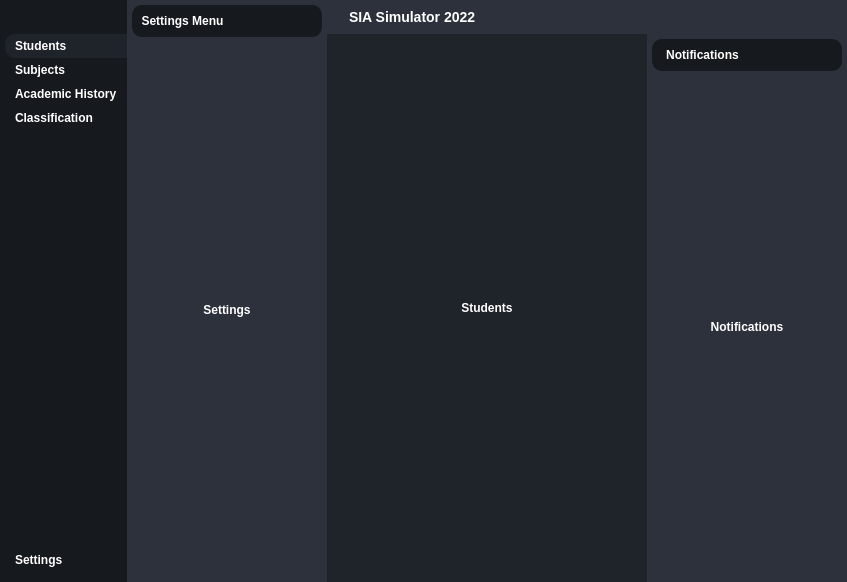
First picture: the form in res/interface.ui, repository crisleoc/un_poo_project, before the edit.
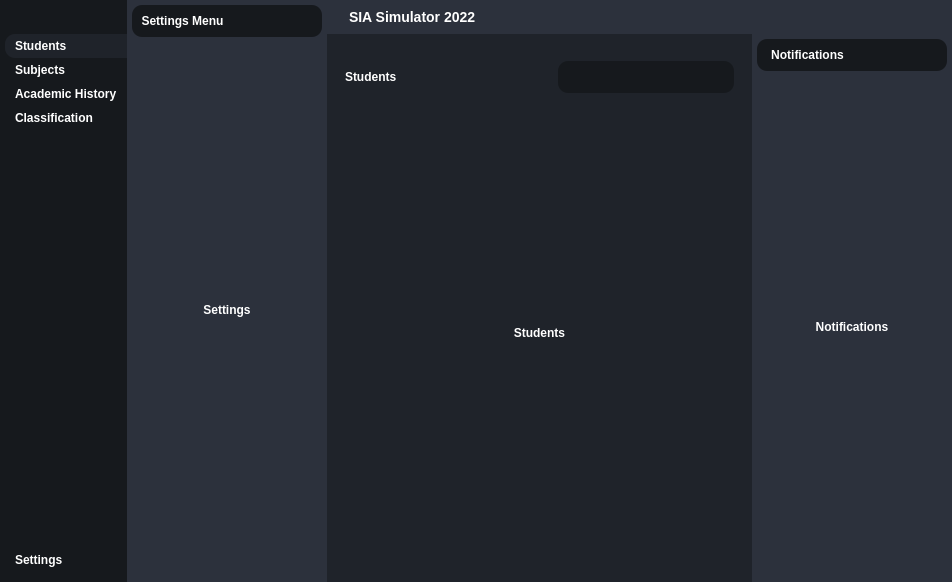
Second picture: the form after the edit. The open tabs and pages were chosen to show the change. Icons and pictures are not drawn.

Commit message: Nuevos cambios a la gui

Patch:
```diff
--- a/res/interface.ui
+++ b/res/interface.ui
@@ -6,7 +6,7 @@
    <rect>
     <x>0</x>
     <y>0</y>
-    <width>847</width>
+    <width>952</width>
     <height>582</height>
    </rect>
   </property>
@@ -54,7 +54,7 @@
 	background-color: #2c313c;
 }
 
-#frame_4, #frame_8 {
+#frame_4, #frame_8, #frame_9 {
 	background-color: #16191d;
 	border-radius: 10px;
 }
@@ -785,21 +785,216 @@
                <widget class="QWidget" name="page_3">
                 <layout class="QVBoxLayout" name="verticalLayout_14">
                  <item>
-                  <widget class="QLabel" name="label_7">
-                   <property name="font">
-                    <font>
-                     <pointsize>-1</pointsize>
-                     <weight>62</weight>
-                     <italic>false</italic>
-                     <bold>true</bold>
-                    </font>
-                   </property>
-                   <property name="text">
-                    <string>Students</string>
-                   </property>
-                   <property name="alignment">
-                    <set>Qt::AlignCenter</set>
-                   </property>
+                  <widget class="QWidget" name="widget" native="true">
+                   <layout class="QVBoxLayout" name="verticalLayout_19">
+                    <property name="spacing">
+                     <number>0</number>
+                    </property>
+                    <property name="leftMargin">
+                     <number>0</number>
+                    </property>
+                    <property name="topMargin">
+                     <number>0</number>
+                    </property>
+                    <property name="rightMargin">
+                     <number>0</number>
+                    </property>
+                    <property name="bottomMargin">
+                     <number>0</number>
+                    </property>
+                    <item alignment="Qt::AlignTop">
+                     <widget class="QWidget" name="widget_2" native="true">
+                      <layout class="QHBoxLayout" name="horizontalLayout_9">
+                       <property name="spacing">
+                        <number>0</number>
+                       </property>
+                       <property name="leftMargin">
+                        <number>0</number>
+                       </property>
+                       <property name="rightMargin">
+                        <number>0</number>
+                       </property>
+                       <property name="bottomMargin">
+                        <number>9</number>
+                       </property>
+                       <item alignment="Qt::AlignLeft">
+                        <widget class="QLabel" name="label_11">
+                         <property name="text">
+                          <string>Students</string>
+                         </property>
+                        </widget>
+                       </item>
+                       <item alignment="Qt::AlignRight">
+                        <widget class="QFrame" name="frame_9">
+                         <property name="frameShape">
+                          <enum>QFrame::StyledPanel</enum>
+                         </property>
+                         <property name="frameShadow">
+                          <enum>QFrame::Raised</enum>
+                         </property>
+                         <layout class="QHBoxLayout" name="horizontalLayout_10">
+                          <property name="spacing">
+                           <number>10</number>
+                          </property>
+                          <property name="leftMargin">
+                           <number>9</number>
+                          </property>
+                          <property name="topMargin">
+                           <number>9</number>
+                          </property>
+                          <property name="rightMargin">
+                           <number>9</number>
+                          </property>
+                          <property name="bottomMargin">
+                           <number>9</number>
+                          </property>
+                          <item>
+                           <widget class="QPushButton" name="createStudentBtn">
+                            <property name="cursor">
+                             <cursorShape>PointingHandCursor</cursorShape>
+                            </property>
+                            <property name="toolTip">
+                             <string>Add student</string>
+                            </property>
+                            <property name="text">
+                             <string/>
+                            </property>
+                            <property name="icon">
+                             <iconset resource="resources.qrc">
+                              <normaloff>:/icons/icons/user-plus.svg</normaloff>:/icons/icons/user-plus.svg</iconset>
+                            </property>
+                            <property name="iconSize">
+                             <size>
+                              <width>24</width>
+                              <height>24</height>
+                             </size>
+                            </property>
+                           </widget>
+                          </item>
+                          <item>
+                           <widget class="QPushButton" name="searchStudentBtn">
+                            <property name="cursor">
+                             <cursorShape>PointingHandCursor</cursorShape>
+                            </property>
+                            <property name="toolTip">
+                             <string>Search student</string>
+                            </property>
+                            <property name="text">
+                             <string/>
+                            </property>
+                            <property name="icon">
+                             <iconset resource="resources.qrc">
+                              <normaloff>:/icons/icons/search.svg</normaloff>:/icons/icons/search.svg</iconset>
+                            </property>
+                            <property name="iconSize">
+                             <size>
+                              <width>24</width>
+                              <height>24</height>
+                             </size>
+                            </property>
+                           </widget>
+                          </item>
+                          <item>
+                           <widget class="QPushButton" name="updateStudentBtn">
+                            <property name="cursor">
+                             <cursorShape>PointingHandCursor</cursorShape>
+                            </property>
+                            <property name="toolTip">
+                             <string>Update student</string>
+                            </property>
+                            <property name="text">
+                             <string/>
+                            </property>
+                            <property name="icon">
+                             <iconset resource="resources.qrc">
+                              <normaloff>:/icons/icons/refresh-ccw.svg</normaloff>:/icons/icons/refresh-ccw.svg</iconset>
+                            </property>
+                            <property name="iconSize">
+                             <size>
+                              <width>24</width>
+                              <height>24</height>
+                             </size>
+                            </property>
+                           </widget>
+                          </item>
+                          <item>
+                           <widget class="QPushButton" name="deleteStudentBtn">
+                            <property name="cursor">
+                             <cursorShape>PointingHandCursor</cursorShape>
+                            </property>
+                            <property name="toolTip">
+                             <string>Delete student</string>
+                            </property>
+                            <property name="text">
+                             <string/>
+                            </property>
+                            <property name="icon">
+                             <iconset resource="resources.qrc">
+                              <normaloff>:/icons/icons/trash-2.svg</normaloff>:/icons/icons/trash-2.svg</iconset>
+                            </property>
+                            <property name="iconSize">
+                             <size>
+                              <width>24</width>
+                              <height>24</height>
+                             </size>
+                            </property>
+                           </widget>
+                          </item>
+                         </layout>
+                        </widget>
+                       </item>
+                      </layout>
+                     </widget>
+                    </item>
+                    <item>
+                     <widget class="QWidget" name="widget_3" native="true">
+                      <property name="sizePolicy">
+                       <sizepolicy hsizetype="Preferred" vsizetype="Expanding">
+                        <horstretch>0</horstretch>
+                        <verstretch>0</verstretch>
+                       </sizepolicy>
+                      </property>
+                      <layout class="QVBoxLayout" name="verticalLayout_18">
+                       <property name="spacing">
+                        <number>0</number>
+                       </property>
+                       <property name="sizeConstraint">
+                        <enum>QLayout::SetDefaultConstraint</enum>
+                       </property>
+                       <property name="leftMargin">
+                        <number>0</number>
+                       </property>
+                       <property name="topMargin">
+                        <number>0</number>
+                       </property>
+                       <property name="rightMargin">
+                        <number>0</number>
+                       </property>
+                       <property name="bottomMargin">
+                        <number>0</number>
+                       </property>
+                       <item>
+                        <widget class="QLabel" name="label_7">
+                         <property name="font">
+                          <font>
+                           <pointsize>-1</pointsize>
+                           <weight>62</weight>
+                           <italic>false</italic>
+                           <bold>true</bold>
+                          </font>
+                         </property>
+                         <property name="text">
+                          <string>Students</string>
+                         </property>
+                         <property name="alignment">
+                          <set>Qt::AlignCenter</set>
+                         </property>
+                        </widget>
+                       </item>
+                      </layout>
+                     </widget>
+                    </item>
+                   </layout>
                   </widget>
                  </item>
                 </layout>
```
Left out of the diff: 2 changed lines with no effect on the pictures. The commit also changes 1 other file.
